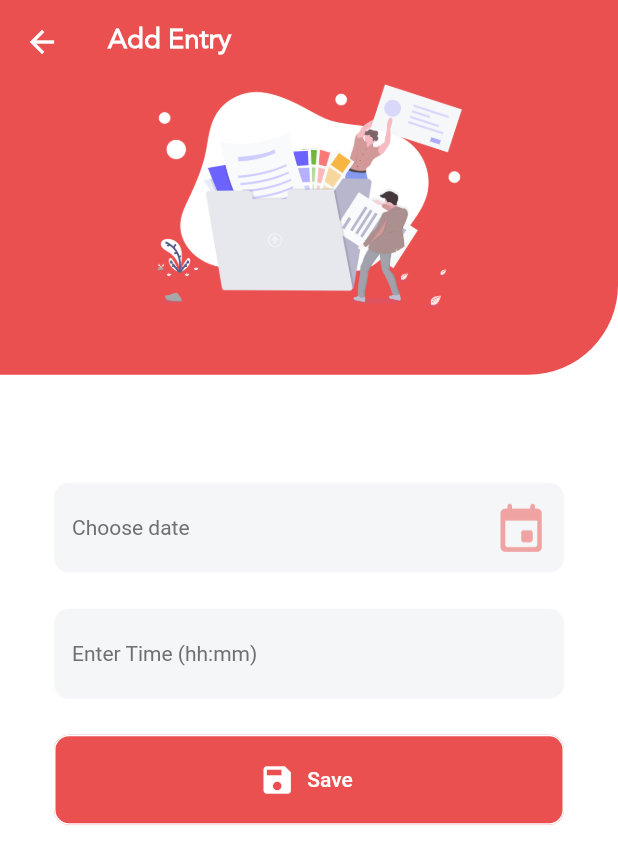
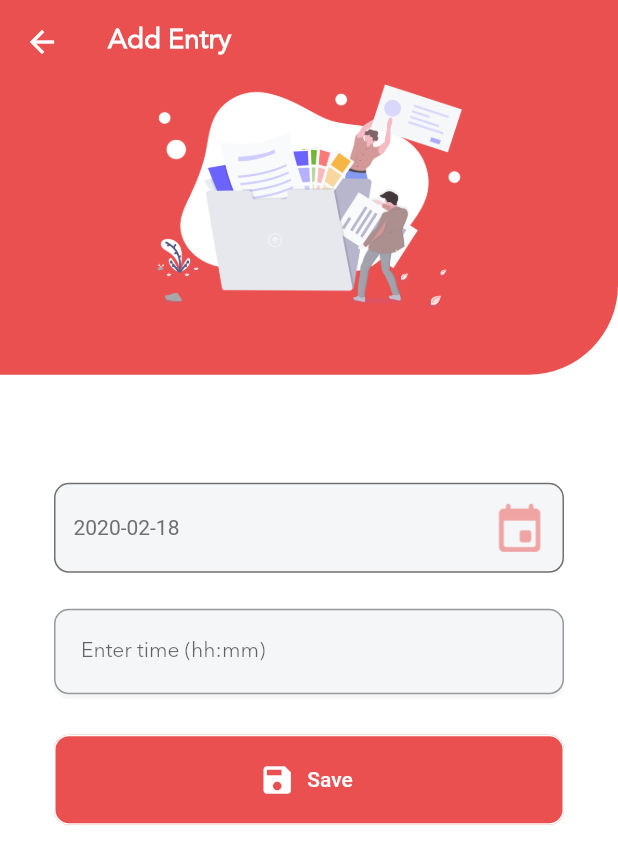
Before and after one commit to davinderkb/bonafide_app, a Flutter app: the AddTimesheetEntry screen opened directly, on a phone screen of 412 x 824 dp. Shown: the top 864 px of the screen. Run offline on Flutter 3.47's test engine with Material 2 defaults, Android fonts, the light colour scheme and no system bars; our stand-ins replace charts_flutter; missing offline and left inert: flutter_rounded_date_picker.

Commit message:
TextField in AddEntry & Date Picker

```diff
--- a/lib/addtimeentry.dart
+++ b/lib/addtimeentry.dart
@@ -2,11 +2,55 @@ import 'package:bonafide_app/main.dart';
 import 'package:bonafide_app/organizationprofile.dart';
 import 'package:bonafide_app/util/constants.dart';
 import 'package:flutter/material.dart';
+import 'package:flutter_localizations/flutter_localizations.dart';
+import 'package:flutter_rounded_date_picker/rounded_picker.dart';
 
-class AddTimesheetEntry extends StatelessWidget {
+
+class AddTimesheetEntry extends StatefulWidget {
+
+  @override
+
+  @override
+  AddTimesheetEntryState createState() {
+    return new AddTimesheetEntryState();
+}
+
+
+}
+
+
+class AddTimesheetEntryState extends State<AddTimesheetEntry> {
+  DateTime selectedDate = DateTime.now();
+
   BuildContext context;
+  Future<Null> _selectDate(BuildContext context) async {
+    final DateTime picked = await showRoundedDatePicker(
+        context: context,
+        initialDate: selectedDate,
+        firstDate:DateTime(selectedDate.year ),
+        lastDate: new DateTime.now().add(new Duration(days: 0)),
+      borderRadius: 16,
+      theme: ThemeData(primarySwatch: Colors.red),
+    );
+
+    if (picked != null && picked != selectedDate)
+      setState(() {
+        selectedDate = picked;
+      });
+  }
+
   @override
   Widget build(BuildContext context) {
+    TextStyle style = TextStyle(fontFamily: 'AvenirNext', fontSize: 14.0, color: Color(0xff707070));
+    final timeHours = TextField(
+      style: style,
+      decoration: InputDecoration(
+          contentPadding: EdgeInsets.fromLTRB(18.0, 20.0, 18.0, 20.0),
+          hintText: "Enter time (hh:mm)",
+          border: OutlineInputBorder(
+            borderRadius: BorderRadius.circular(10.0),
+          )),
+    );
     this.context = context;
     final _width = MediaQuery.of(context).size.width;
     final _height = MediaQuery.of(context).size.height;
@@ -73,19 +117,24 @@ class AddTimesheetEntry extends StatelessWidget {
                       padding: const EdgeInsets.fromLTRB(12,60,12,12),
                     ),
                     Center(
+                      child: GestureDetector(
+                        onTap: (){_selectDate(context);},
                         child: Container(
                           width: _width-72,
                           height: 60,
                           decoration: BoxDecoration(
                             borderRadius: BorderRadius.all(Radius.circular(10.0)),
                             color: Color(0xffF4F6F7),
+                              border:Border.all(color: Color(0xff707070)),
                           ),
                           child: Row(
                             mainAxisAlignment: MainAxisAlignment.spaceBetween,
                             children: <Widget>[
                               Padding(
                                 padding: const EdgeInsets.fromLTRB(12,0,0,0),
-                              child: Text('Choose date',textAlign: TextAlign.start,style: TextStyle(fontSize: 14, color: Color(0xff707070)),),
+                                child: Text("${selectedDate.toLocal()}".split(' ')[0],
+                                  textAlign: TextAlign.start,
+                                  style: TextStyle(fontSize: 14, color: Color(0xff707070)),),
                               ),
                               Padding(
                                   padding: const EdgeInsets.fromLTRB(0,0,8,0),
@@ -93,10 +142,13 @@ class AddTimesheetEntry extends StatelessWidget {
                                     height: 40,
                                     width: 40,
                                     child: Image.asset("assets/images/ic_date.png",color: Color(0xffEB5050),),
+
                                   )
+
                               ),
 
                             ],
+                          ),
                         ),
                       ),
                     ) ,
@@ -112,16 +164,7 @@ class AddTimesheetEntry extends StatelessWidget {
                           borderRadius: BorderRadius.all(Radius.circular(10.0)),
                           color: Color(0xffF4F6F7),
                         ),
-                        child: Row(
-                          mainAxisAlignment: MainAxisAlignment.spaceBetween,
-                          children: <Widget>[
-                            Padding(
-                              padding: const EdgeInsets.fromLTRB(12,0,0,0),
-                              child: Text('Enter Time (hh:mm)',textAlign: TextAlign.start,style: TextStyle(fontSize: 14, color: Color(0xff707070)),),
-                            ),
-
-                          ],
-                        ),
+                        child: timeHours,
                       ),
                     ) ,
 
@@ -149,5 +192,4 @@ class AddTimesheetEntry extends StatelessWidget {
         ));
   }
 
-
 }
--- a/lib/login.dart
+++ b/lib/login.dart
@@ -28,9 +28,7 @@ class LoginPage extends StatelessWidget {
       decoration: InputDecoration(
           contentPadding: EdgeInsets.fromLTRB(18.0, 20.0, 18.0, 20.0),
           hintText: "Username",
-          border: OutlineInputBorder(
-            borderRadius: BorderRadius.circular(10.0),
-          )),
+          border: OutlineInputBorder(borderRadius: BorderRadius.circular(10.0),)),
     );
 
     final passwordField = TextField(
--- a/pubspec.yaml
+++ b/pubspec.yaml
@@ -18,8 +18,9 @@ environment:
 
 dependencies:
   charts_flutter: ^0.8.1
-  flutter:
+  flutter_localizations:
     sdk: flutter
+  flutter_rounded_date_picker: 1.0.0
 
 
   # The following adds the Cupertino Icons font to your application.
```
Also changed, not shown: assets/images/apply_leaves_icon.png, pubspec.lock. Lines whose indentation alone changed are shown as unchanged.
